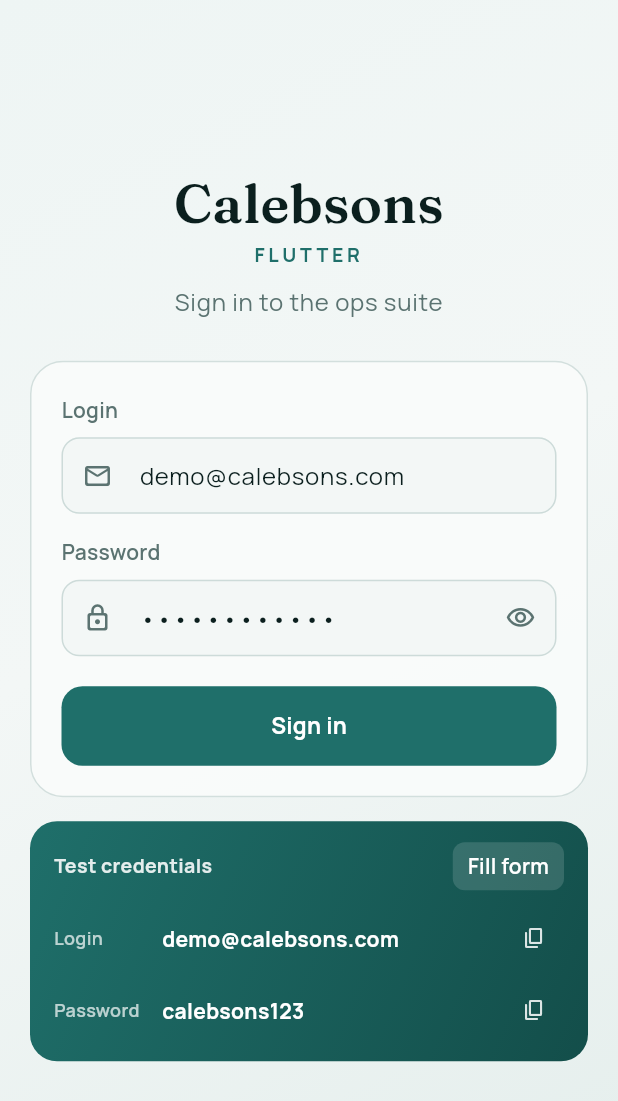
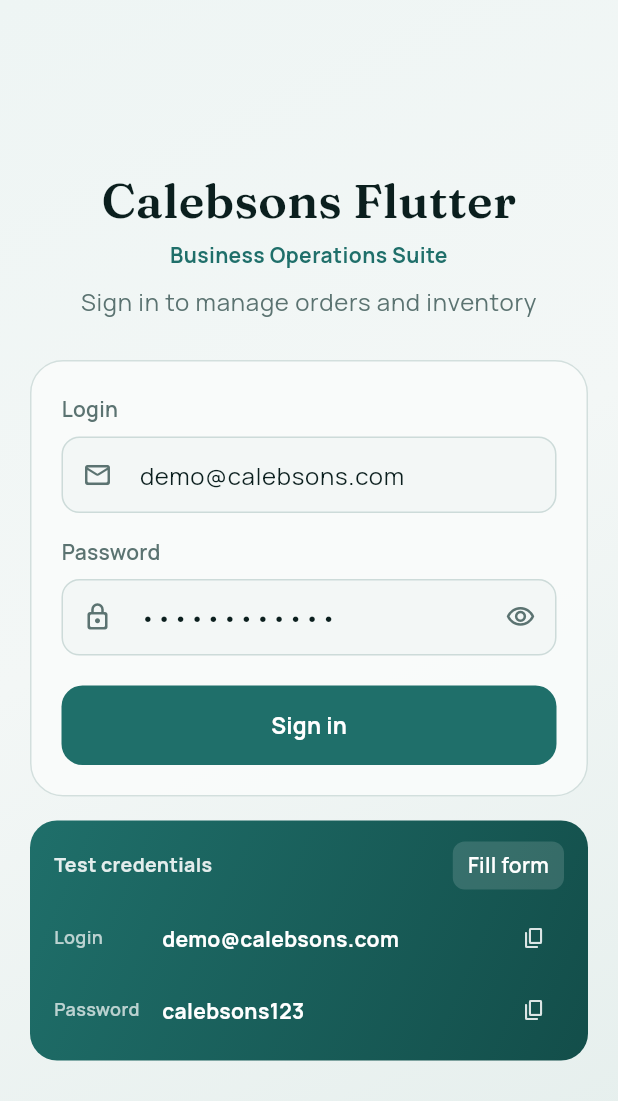
Before and after one commit to Calebsons-Inc/Calebsons-Flutter-GraphQL-Business-Operations-Suite, a Flutter app: the screen it shows after launch, after a tap on "Sign in", after a tap on the "logout" icon, on a phone screen of 412 x 824 dp. Shown: the top 1101 px of the screen. Run offline on Flutter 3.47's test engine with Material 3 defaults, Android fonts, the phone set to English and light mode, and no system bars; our stand-ins replace google_fonts.

Commit message:
Updated the title to indicate the project

```diff
--- a/frontend/lib/features/auth/auth_screen.dart
+++ b/frontend/lib/features/auth/auth_screen.dart
@@ -94,29 +94,28 @@
                     crossAxisAlignment: CrossAxisAlignment.stretch,
                     children: [
                       Text(
-                        'Calebsons',
+                        'Calebsons Flutter',
                         textAlign: TextAlign.center,
                         style: GoogleFonts.fraunces(
-                          fontSize: wide ? 42 : 36,
+                          fontSize: wide ? 40 : 32,
                           fontWeight: FontWeight.w600,
                           color: AppColors.ink,
                           height: 1.05,
                         ),
                       ),
-                      const SizedBox(height: 6),
+                      const SizedBox(height: 8),
                       Text(
-                        'FLUTTER',
+                        'Business Operations Suite',
                         textAlign: TextAlign.center,
                         style: GoogleFonts.manrope(
-                          fontSize: 13,
+                          fontSize: wide ? 16 : 14,
                           fontWeight: FontWeight.w700,
-                          letterSpacing: 2.4,
                           color: AppColors.teal,
                         ),
                       ),
                       const SizedBox(height: 10),
                       Text(
-                        'Sign in to the ops suite',
+                        'Sign in to manage orders and inventory',
                         textAlign: TextAlign.center,
                         style: Theme.of(context).textTheme.bodyLarge?.copyWith(
                               color: AppColors.muted,
--- a/frontend/lib/main.dart
+++ b/frontend/lib/main.dart
@@ -111,7 +111,7 @@
   @override
   Widget build(BuildContext context) {
     return MaterialApp(
-      title: 'Calebsons Flutter',
+      title: 'Calebsons Flutter Business Operations Suite',
       debugShowCheckedModeBanner: false,
       theme: buildAppTheme(),
       home: const _AuthGate(),
@@ -271,21 +271,22 @@
         crossAxisAlignment: CrossAxisAlignment.start,
         children: [
           Text(
-            'Calebsons',
+            'Calebsons Flutter',
             style: GoogleFonts.fraunces(
-              fontSize: 28,
+              fontSize: 22,
               fontWeight: FontWeight.w600,
               color: AppColors.ink,
-              height: 1.05,
+              height: 1.1,
             ),
           ),
+          const SizedBox(height: 4),
           Text(
-            'Flutter',
+            'Business Operations Suite',
             style: GoogleFonts.manrope(
-              fontSize: 13,
+              fontSize: 12,
               fontWeight: FontWeight.w700,
               color: AppColors.teal,
-              letterSpacing: 1.4,
+              height: 1.25,
             ),
           ),
           const SizedBox(height: 28),
@@ -333,21 +334,21 @@
                 crossAxisAlignment: CrossAxisAlignment.start,
                 children: [
                   Text(
-                    'Calebsons',
+                    'Calebsons Flutter',
                     style: GoogleFonts.fraunces(
-                      fontSize: 22,
+                      fontSize: 18,
                       fontWeight: FontWeight.w600,
                       color: AppColors.ink,
                       height: 1.1,
                     ),
                   ),
                   Text(
-                    'Flutter',
+                    'Business Operations Suite',
                     style: GoogleFonts.manrope(
                       fontSize: 11,
                       fontWeight: FontWeight.w700,
                       color: AppColors.teal,
-                      letterSpacing: 1.2,
+                      height: 1.2,
                     ),
                   ),
                 ],
```
Also changed, not shown: 3 other files.
